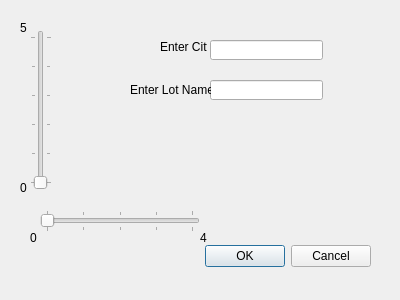
This is DronePark1/DronePark1/newlot.ui in Nomen-Naught/DronePark1 as Qt 5 draws it before an edit. The edited form follows.
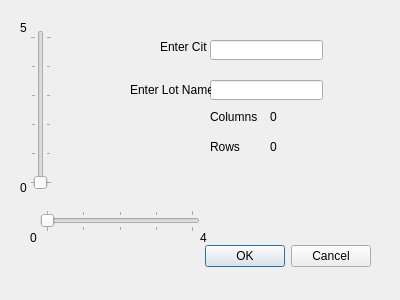
This is the edited form.

Commit message: got slider labels working

Diff of the .ui file:
```diff
--- a/DronePark1/DronePark1/newlot.ui
+++ b/DronePark1/DronePark1/newlot.ui
@@ -171,6 +171,58 @@
     <string>4</string>
    </property>
   </widget>
+  <widget class="QLabel" name="columnLabel">
+   <property name="geometry">
+    <rect>
+     <x>210</x>
+     <y>110</y>
+     <width>47</width>
+     <height>13</height>
+    </rect>
+   </property>
+   <property name="text">
+    <string>Columns</string>
+   </property>
+  </widget>
+  <widget class="QLabel" name="RowLabel">
+   <property name="geometry">
+    <rect>
+     <x>210</x>
+     <y>140</y>
+     <width>47</width>
+     <height>13</height>
+    </rect>
+   </property>
+   <property name="text">
+    <string>Rows</string>
+   </property>
+  </widget>
+  <widget class="QLabel" name="numColLabel">
+   <property name="geometry">
+    <rect>
+     <x>270</x>
+     <y>110</y>
+     <width>47</width>
+     <height>13</height>
+    </rect>
+   </property>
+   <property name="text">
+    <string>0</string>
+   </property>
+  </widget>
+  <widget class="QLabel" name="numRowLabel">
+   <property name="geometry">
+    <rect>
+     <x>270</x>
+     <y>140</y>
+     <width>47</width>
+     <height>13</height>
+    </rect>
+   </property>
+   <property name="text">
+    <string>0</string>
+   </property>
+  </widget>
  </widget>
  <resources/>
  <connections>
```
Left out of the diff: 6 changed lines with no effect on the pictures. The commit also changes 2 other files.
